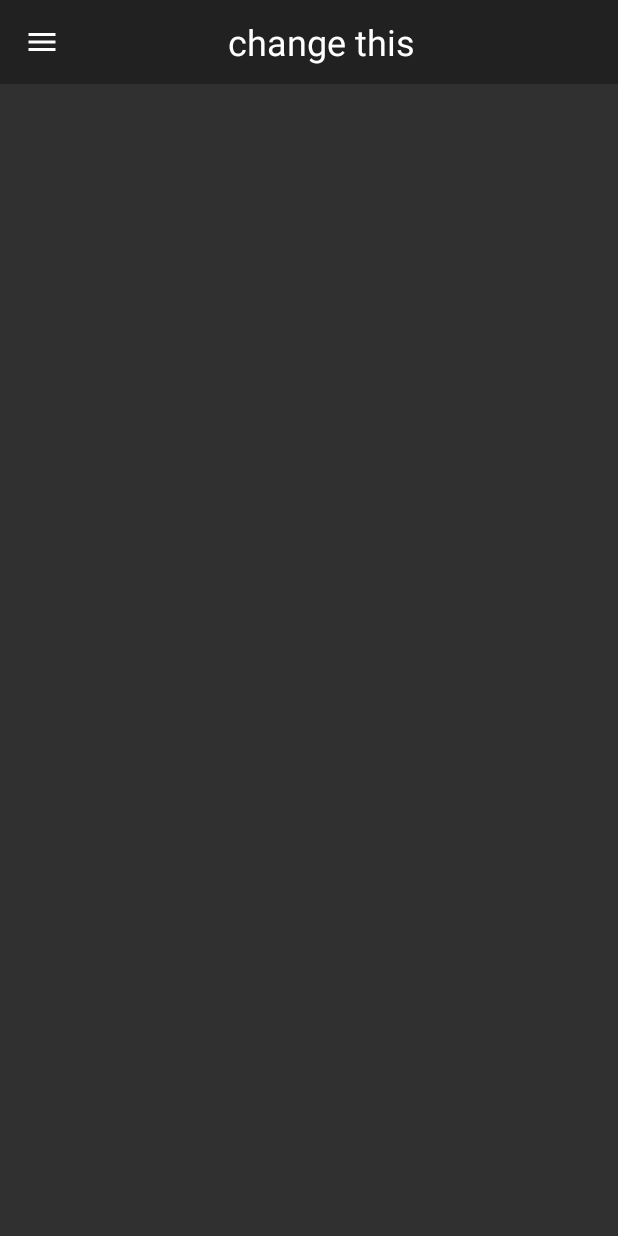
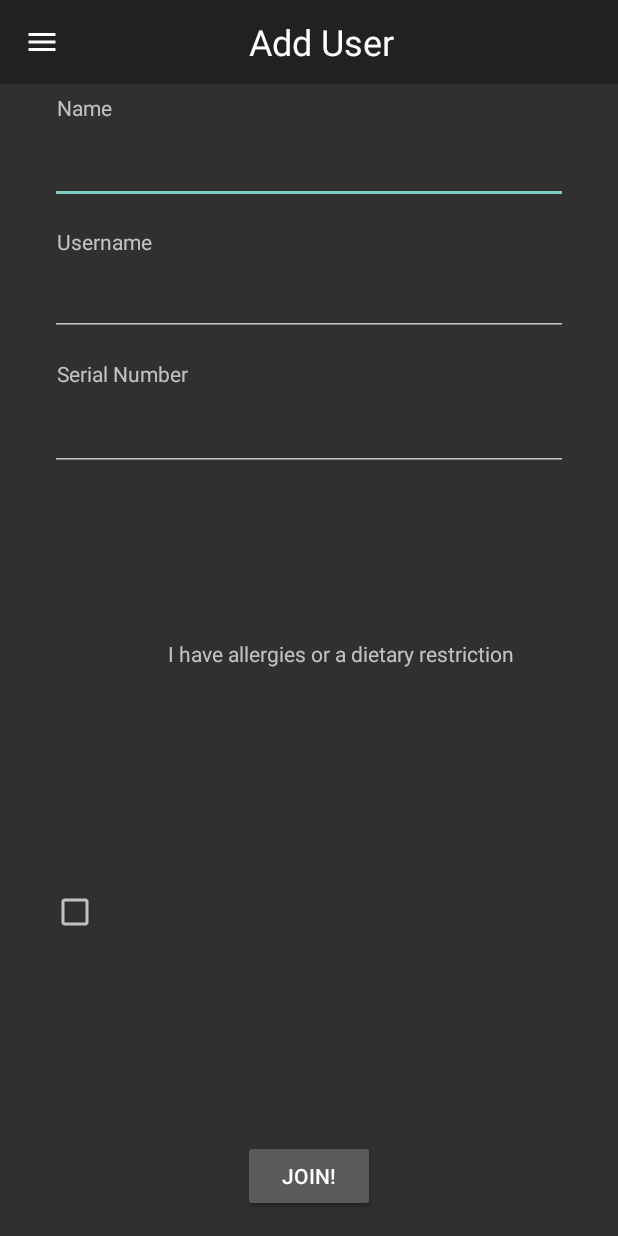
Before and after one commit to jchavis06/Refrigerator, an Android app: the screen it shows after launch (baseNav before the commit, Add_User after it), on a phone screen of 412 x 824 dp. Run offline under Robolectric (Android 15) with nearby library versions, the phone set to English and light mode, and no system bars.

Commit message:
Working mockup for add user and inventory

```diff
--- a/app/src/main/AndroidManifest.xml
+++ b/app/src/main/AndroidManifest.xml
@@ -20,6 +20,7 @@
         <activity android:label="@string/app_name" android:name="cmsc434.refridgerator.msgPg"/>
         <activity android:label="@string/app_name" android:name="cmsc434.refridgerator.msgLv"
             android:parentActivityName="cmsc434.refridgerator.msgPg"/>
+        <activity android:label="Fridge" android:name="cmsc434.refridgerator.Add_User"/>
     </application>
 
 </manifest>
--- /dev/null
+++ b/app/src/main/java/cmsc434/refridgerator/Add_User.java
@@ -0,0 +1,66 @@
+package cmsc434.refridgerator;
+
+
+import android.os.Bundle;
+import android.view.Menu;
+import android.view.MenuItem;
+import android.widget.FrameLayout;
+import android.widget.TextView;
+import android.view.View;
+import android.widget.EditText;
+import android.widget.Button;
+import android.app.AlertDialog;
+import android.os.Handler;
+
+
+public class Add_User extends baseNav {
+
+    @Override
+    protected void onCreate(Bundle savedInstanceState) {
+        super.onCreate(savedInstanceState);
+        FrameLayout contentFrame = findViewById(R.id.content_frame);
+        getLayoutInflater().inflate(R.layout.add_user, contentFrame, true);
+        Menu menu = navView.getMenu();
+        MenuItem mi = menu.findItem(R.id.nav_inventory);
+        mi.setChecked(true);
+
+
+        TextView title = findViewById(R.id.title);
+        title.setText("Add User");
+
+
+        Button button = findViewById(R.id.button_2);
+
+        button.setOnClickListener(new View.OnClickListener() {
+            public void onClick(View v) {
+                EditText textIn = findViewById(R.id.editText10);
+                String name = textIn.getText().toString();
+
+                AlertDialog alertDialog = new AlertDialog.Builder(Add_User.this).create();
+                alertDialog.setTitle("Success!");
+                alertDialog.setMessage("Thank you for signing up, " + name + ".");
+                alertDialog.show();
+
+                finish();
+            }
+        });
+
+
+
+        /* Intent intent = getIntent();
+        ImageView i = findViewById(R.id.imageView1);
+        String value = intent.getStringExtra("key"); //if it's a string stored.
+        if(value.equals("4"))
+            i.setVisibility(ImageView.VISIBLE);
+        else
+            i.setVisibility(ImageView.INVISIBLE);
+        */
+    }
+
+    public void onResume() {
+        super.onResume();
+        Menu menu = navView.getMenu();
+        MenuItem mi = menu.findItem(R.id.nav_inventory);
+        mi.setChecked(true);
+    }
+}
--- a/app/src/main/java/cmsc434/refridgerator/baseNav.java
+++ b/app/src/main/java/cmsc434/refridgerator/baseNav.java
@@ -14,9 +14,20 @@ import android.view.MenuItem;
 public class baseNav extends AppCompatActivity {
     protected DrawerLayout mDrawer;
     protected NavigationView navView;
+    private static boolean user_exists = false;
 
     @Override
     protected void onCreate(Bundle savedInstanceState) {
+        /*check for existing user
+        * if user
+        * do nothing
+        * else go to add user*/
+        if(!user_exists){
+            user_exists = true;
+            Intent myIntent = new Intent(getApplicationContext(), Add_User.class);
+            startActivity(myIntent);
+
+        }
         super.onCreate(savedInstanceState);
         super.setContentView(R.layout.activity_main);
         mDrawer = findViewById(R.id.drawer_layout);
@@ -62,6 +73,10 @@ public class baseNav extends AppCompatActivity {
                                 myIntent = new Intent(getApplicationContext(), msgPg.class);
                                 startActivity(myIntent);
                                 break;
+                            /*case R.id.nav_meals:
+                                myIntent = new Intent(getApplicationContext(), Add_User.class);
+                                startActivity(myIntent);
+                                break;*/
                         }
                         return true;
                     }
--- /dev/null
+++ b/app/src/main/res/layout/add_user.xml
@@ -0,0 +1,132 @@
+<?xml version="1.0" encoding="utf-8"?>
+<android.support.constraint.ConstraintLayout xmlns:android="http://schemas.android.com/apk/res/android"
+        xmlns:app="http://schemas.android.com/apk/res-auto"
+        xmlns:tools="http://schemas.android.com/tools"
+        android:layout_width="match_parent"
+        android:layout_height="match_parent"
+        tools:context=".baseNav">
+
+        <EditText
+            android:id="@+id/editText5"
+            android:layout_width="345dp"
+            android:layout_height="wrap_content"
+            android:layout_marginEnd="20dp"
+            android:layout_marginStart="20dp"
+            android:layout_marginTop="9dp"
+            android:ems="10"
+            android:inputType="textPersonName"
+            android:text=""
+            app:layout_constraintEnd_toEndOf="parent"
+            app:layout_constraintStart_toStartOf="parent"
+            app:layout_constraintTop_toBottomOf="@+id/textView" />
+
+        <EditText
+            android:id="@+id/editText4"
+            android:layout_width="345dp"
+            android:layout_height="wrap_content"
+            android:layout_marginEnd="20dp"
+            android:layout_marginStart="20dp"
+            android:layout_marginTop="10dp"
+            android:ems="10"
+            android:inputType="textPersonName"
+            android:text=""
+            app:layout_constraintEnd_toEndOf="parent"
+            app:layout_constraintStart_toStartOf="parent"
+            app:layout_constraintTop_toBottomOf="@+id/textView4" />
+
+        <EditText
+            android:id="@+id/editText10"
+            android:layout_width="345dp"
+            android:layout_height="wrap_content"
+            android:layout_marginEnd="20dp"
+            android:layout_marginStart="20dp"
+            android:layout_marginTop="8dp"
+            android:ems="10"
+            android:inputType="textPersonName"
+            android:text=""
+            app:layout_constraintEnd_toEndOf="parent"
+            app:layout_constraintStart_toStartOf="parent"
+            app:layout_constraintTop_toBottomOf="@+id/textView3" />
+
+        <TextView
+            android:id="@+id/textView"
+            android:layout_width="wrap_content"
+            android:layout_height="wrap_content"
+            android:layout_marginBottom="10dp"
+            android:layout_marginEnd="306dp"
+            android:layout_marginStart="38dp"
+            android:layout_marginTop="62dp"
+            android:text="Name"
+            app:layout_constraintBottom_toTopOf="@+id/editText5"
+            app:layout_constraintEnd_toEndOf="parent"
+            app:layout_constraintHorizontal_bias="0.0"
+            app:layout_constraintStart_toStartOf="parent"
+            app:layout_constraintTop_toTopOf="parent" />
+
+        <TextView
+            android:id="@+id/textView3"
+            android:layout_width="wrap_content"
+            android:layout_height="wrap_content"
+            android:layout_marginBottom="10dp"
+            android:layout_marginEnd="306dp"
+            android:layout_marginStart="38dp"
+            android:layout_marginTop="15dp"
+            android:text="Username"
+            app:layout_constraintBottom_toTopOf="@+id/editText10"
+            app:layout_constraintEnd_toEndOf="parent"
+            app:layout_constraintHorizontal_bias="0.0"
+            app:layout_constraintStart_toStartOf="parent"
+            app:layout_constraintTop_toBottomOf="@+id/editText5" />
+
+        <TextView
+            android:id="@+id/textView4"
+            android:layout_width="wrap_content"
+            android:layout_height="wrap_content"
+            android:layout_marginBottom="10dp"
+            android:layout_marginEnd="306dp"
+            android:layout_marginStart="38dp"
+            android:layout_marginTop="15dp"
+            android:text="Serial Number"
+            app:layout_constraintBottom_toTopOf="@+id/editText4"
+            app:layout_constraintEnd_toEndOf="parent"
+            app:layout_constraintHorizontal_bias="0.0"
+            app:layout_constraintStart_toStartOf="parent"
+            app:layout_constraintTop_toBottomOf="@+id/editText10" />
+
+        <TextView
+            android:id="@+id/textView5"
+            android:layout_width="280dp"
+            android:layout_height="40dp"
+            android:layout_marginTop="112dp"
+            android:layout_marginEnd="20dp"
+            android:layout_marginBottom="3dp"
+            android:text="I have allergies or a dietary restriction"
+            app:layout_constraintBottom_toTopOf="@+id/button2"
+            app:layout_constraintEnd_toEndOf="parent"
+            app:layout_constraintTop_toBottomOf="@+id/editText4" />
+
+        <Button
+            android:id="@+id/button_2"
+            android:layout_width="wrap_content"
+            android:layout_height="wrap_content"
+            android:layout_marginBottom="16dp"
+            android:layout_marginEnd="148dp"
+            android:layout_marginStart="148dp"
+            android:text="Join!"
+            app:layout_constraintBottom_toBottomOf="parent"
+            app:layout_constraintEnd_toEndOf="parent"
+            app:layout_constraintStart_toStartOf="parent" />
+
+        <CheckBox
+            android:id="@+id/checkBox"
+            android:layout_width="wrap_content"
+            android:layout_height="wrap_content"
+            android:layout_marginStart="20dp"
+            android:layout_marginEnd="32dp"
+            android:layout_marginBottom="200dp"
+            android:text=""
+            app:layout_constraintBottom_toBottomOf="parent"
+            app:layout_constraintEnd_toStartOf="@+id/textView5"
+            app:layout_constraintStart_toStartOf="parent" />
+
+</android.support.constraint.ConstraintLayout>
```
Also changed, not shown: app/src/main/java/cmsc434/refridgerator/subAct.java (+52 -0 lines), app/src/main/res/layout/sub_act.xml (+12 -20 lines).
